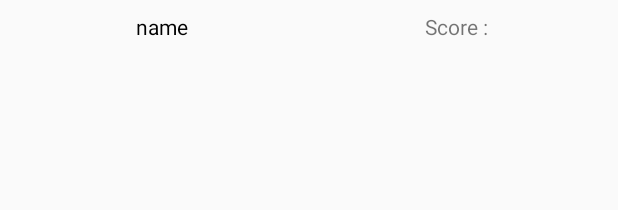
After one commit to pandadod/Whack-a-hero, an Android app: the layout user_item.xml on its own in the app's theme, with its tools: preview values and no code run, on a phone screen of 412 x 824 dp. The commit adds this screen. Shown: the top 210 px of the screen. Run offline under Robolectric (Android 15) with nearby library versions, the phone set to English and light mode, and no system bars; network calls fail.

Commit message:
recyclerview des top scores faite

```diff
--- a/app/build.gradle
+++ b/app/build.gradle
@@ -30,6 +30,7 @@ dependencies {
     androidTestImplementation 'com.android.support.test.espresso:espresso-core:3.0.2'
     implementation 'com.github.bumptech.glide:glide:4.9.0'
     annotationProcessor 'com.github.bumptech.glide:compiler:4.9.0'
+    implementation 'com.android.support:recyclerview-v7:28.0.0'
 }
 repositories {
     mavenCentral()
--- /dev/null
+++ b/app/src/main/res/layout/user_item.xml
@@ -0,0 +1,47 @@
+<?xml version="1.0" encoding="utf-8"?>
+
+
+<android.support.constraint.ConstraintLayout xmlns:android="http://schemas.android.com/apk/res/android"
+    xmlns:app="http://schemas.android.com/apk/res-auto"
+    xmlns:tools="http://schemas.android.com/tools"
+    android:layout_width="match_parent"
+    android:layout_height="wrap_content"
+    android:layout_marginLeft="10dp"
+    android:layout_marginRight="10dp"
+    android:layout_marginBottom="10dp">
+
+
+    <TextView
+        android:id="@+id/tvPseudo"
+        android:layout_width="0dp"
+        android:layout_height="wrap_content"
+        android:layout_marginStart="8dp"
+        android:layout_marginTop="8dp"
+        android:layout_marginEnd="8dp"
+        android:layout_marginBottom="8dp"
+        android:gravity="center"
+        android:textColor="#000000"
+        app:layout_constraintBottom_toBottomOf="parent"
+        app:layout_constraintEnd_toStartOf="@+id/tvScore"
+        app:layout_constraintStart_toStartOf="parent"
+        app:layout_constraintTop_toTopOf="parent"
+        app:layout_constraintVertical_bias="0.516"
+        tools:text="name" />
+
+    <TextView
+        android:id="@+id/tvScore"
+        android:layout_width="0dp"
+        android:layout_height="wrap_content"
+        android:layout_marginStart="8dp"
+        android:layout_marginTop="8dp"
+        android:layout_marginEnd="8dp"
+        android:layout_marginBottom="8dp"
+        android:gravity="center"
+        app:layout_constraintBottom_toBottomOf="parent"
+        app:layout_constraintEnd_toEndOf="parent"
+        app:layout_constraintStart_toEndOf="@+id/tvPseudo"
+        app:layout_constraintTop_toTopOf="parent"
+        tools:text="@string/score" />
+
+
+</android.support.constraint.ConstraintLayout>
```
Also changed, not shown: app/src/main/java/com/example/whackahero/ScoreActivity.java (+40 -0 lines), app/src/main/java/com/example/whackahero/UserAdapter.java (added, +54 -0 lines), app/src/main/res/layout/activity_score.xml (+13 -0 lines).
